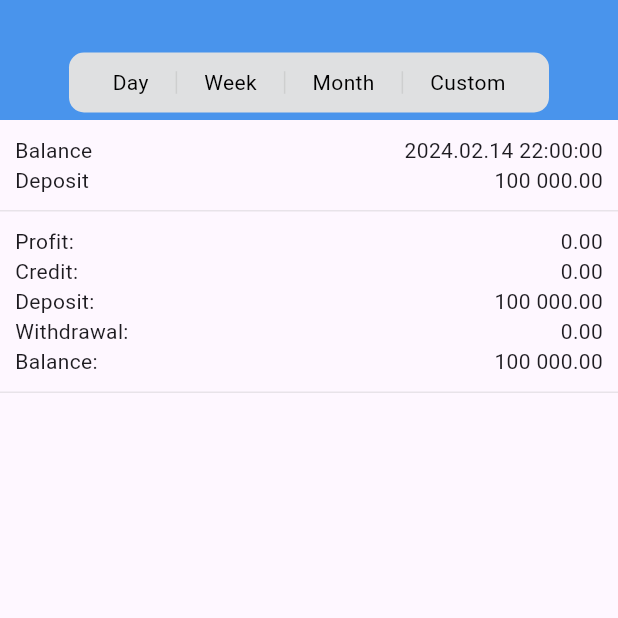
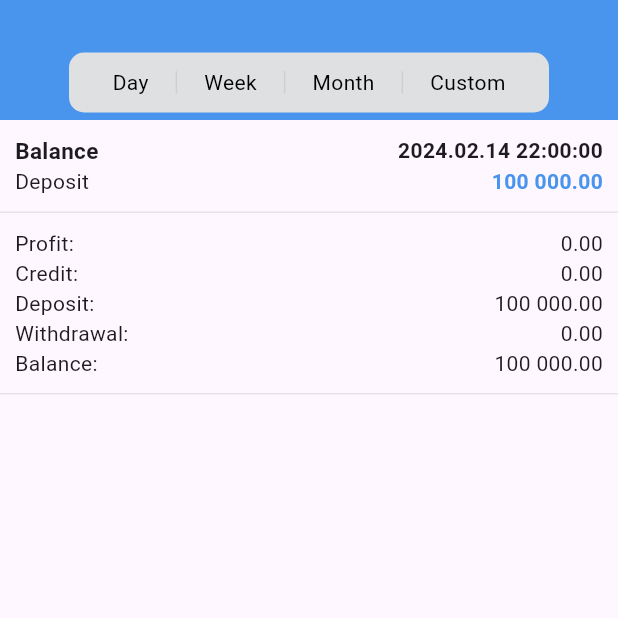
Before and after one commit to lyxuxs/my-wealth-front, a Flutter app: the HistoryScreen screen opened directly, on a phone screen of 412 x 824 dp, the top half of it. Run offline on Flutter 3.47's test engine with Material 3 defaults, Android fonts, the phone set to English and light mode, and no system bars; our stand-ins replace auto_size_text, flutter_svg, google_fonts, qr_flutter.

Commit message:
new update

```diff
--- a/lib/main.dart
+++ b/lib/main.dart
@@ -1,4 +1,5 @@
 import 'package:flutter/material.dart';
+import 'package:google_fonts/google_fonts.dart';
 import 'package:my_wealth/src/features/authentication/screens/welcome/welcome_screen.dart';
 import 'package:my_wealth/src/features/core/mainpage.dart';
 
@@ -16,6 +17,7 @@ class MyApp extends StatelessWidget {
       debugShowCheckedModeBanner: false,
       title: 'Flutter Demo',
       theme: ThemeData(
+        textTheme: GoogleFonts.robotoTextTheme(),
         colorScheme: ColorScheme.fromSeed(seedColor: Colors.deepPurple),
         useMaterial3: true,
       ),
--- a/lib/src/features/core/screens/history/historyscreen.dart
+++ b/lib/src/features/core/screens/history/historyscreen.dart
@@ -100,10 +100,14 @@ class transactionDetailsWidget extends StatelessWidget {
               mainAxisAlignment: MainAxisAlignment.spaceBetween,
               children: [
                 const Text(
-                  "Balance",
+                  "Balance", style: TextStyle(
+                    fontWeight: FontWeight.w600, fontSize: 15
+                  ),
                 ),
                 const Text(
-                  "2024.02.14 22:00:00",
+                  "2024.02.14 22:00:00",style: TextStyle(
+                    fontWeight: FontWeight.w600,
+                  ),
                 ),
               ],
             ),
@@ -114,7 +118,8 @@ class transactionDetailsWidget extends StatelessWidget {
                   "Deposit",
                 ),
                 const Text(
-                  "100 000.00",
+                  "100 000.00", style: TextStyle( color: tLightBlueColor,fontWeight: FontWeight.w600,
+                  ),
                 ),
               ],
             ),
--- a/pubspec.yaml
+++ b/pubspec.yaml
@@ -40,6 +40,7 @@ dependencies:
   flutter_svg: ^2.0.5
   url_launcher: ^6.2.4
   qr_flutter: ^4.1.0
+  google_fonts: ^6.1.0
 
 dev_dependencies:
   flutter_test:
```
Also changed, not shown: pubspec.lock, 2 other files.
